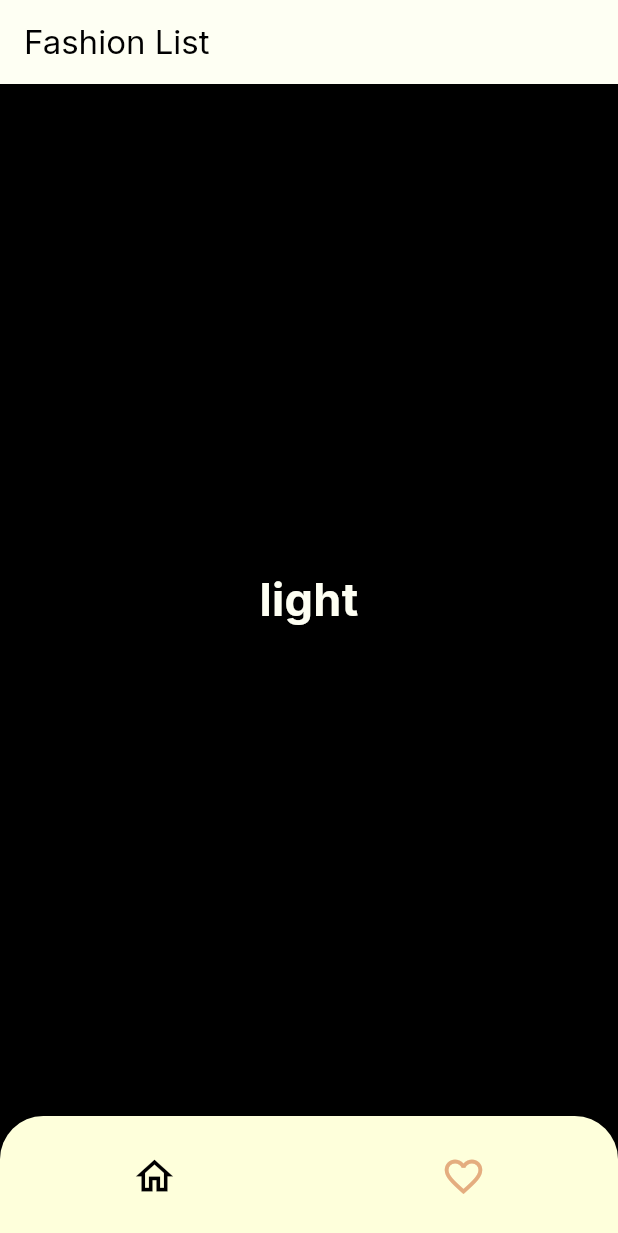
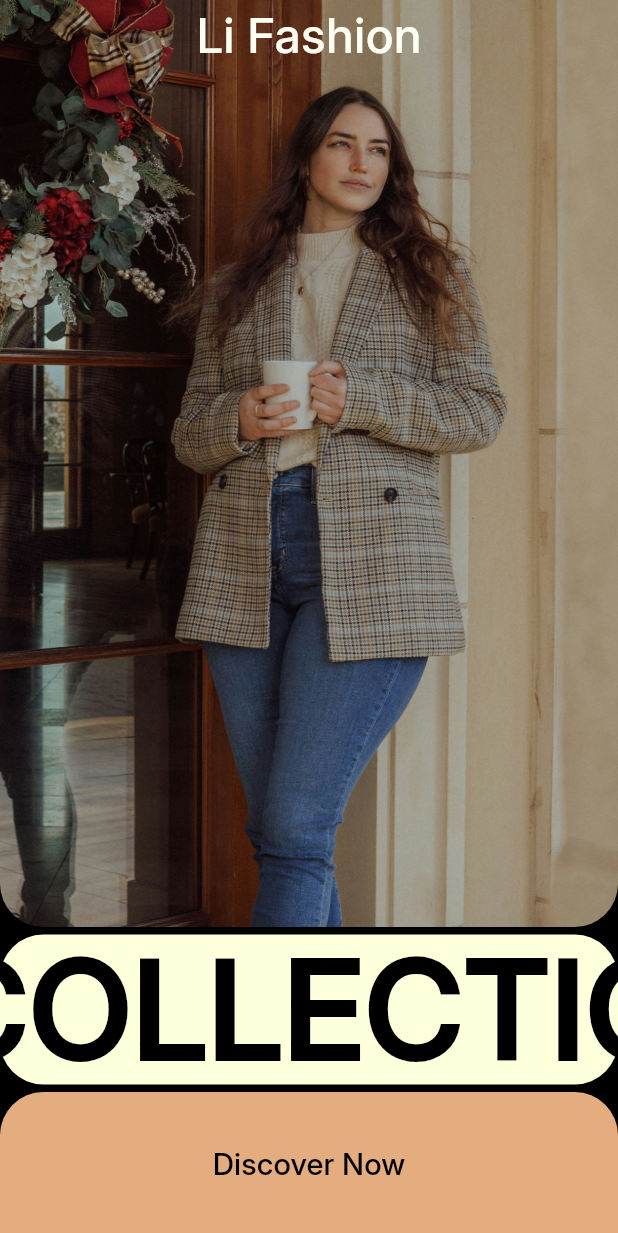
Before and after one commit to Garongan/li_fashion, a Flutter app: the screen it shows after launch, on a phone screen of 412 x 824 dp. Shown: the top 1233 px of the screen. Run offline on Flutter 3.47's test engine with Material 3 defaults, Android fonts, the phone set to English and light mode, and no system bars; our stand-ins replace device_preview.

Commit message:
feat: landing page

```diff
--- a/lib/core/theme.dart
+++ b/lib/core/theme.dart
@@ -1,7 +1,31 @@
 import 'package:flutter/material.dart';
 
-var lightColors = ColorScheme.fromSeed(
-  seedColor: const Color(0xFF2C3E50), // Navy Blue
-  brightness: Brightness.light,
-  surface: const Color(0xFFF5E4E4),
+const Color seedColor = Color(0xfffeffdb);
+
+var lightTheme = ThemeData(
+  useMaterial3: true,
+  colorScheme: ColorScheme.fromSeed(
+    seedColor: seedColor,
+    brightness: Brightness.light,
+    surface: const Color(0xfffefff3),
+    onSurface: const Color(0xff000000),
+    outline: const Color(0xfff9f8e8),
+    primary: seedColor,
+    secondary: const Color(0xffe4ad7f),
+  ),
+  fontFamily: 'Inter',
 );
+
+var darkTheme = ThemeData(
+  useMaterial3: true,
+  colorScheme: ColorScheme.fromSeed(
+    seedColor: seedColor,
+    brightness: Brightness.dark,
+    surface: const Color(0xff000000),
+    onSurface: const Color(0xfffefff3),
+    outline: const Color(0xfff9f8e8),
+    primary: seedColor,
+    secondary: const Color(0xffe4ad7f),
+  ),
+  fontFamily: 'Inter',
+);
--- a/lib/features/fashion/fasion_list.dart
+++ b/lib/features/fashion/fasion_list.dart
@@ -11,10 +11,10 @@ class FasionList extends StatelessWidget {
       appBar: AppBar(
         title: const Text('Fashion List'),
       ),
-      body: Container(
-        color: colorScheme.onSurface,
-        child: Center(
-          child: SafeArea(
+      body: SafeArea(
+        child: Container(
+          color: colorScheme.onSurface,
+          child: Center(
             child: Text(
               MediaQuery.platformBrightnessOf(context).name,
               textAlign: TextAlign.center,
--- /dev/null
+++ b/lib/features/landing/landing.dart
@@ -0,0 +1,117 @@
+import 'package:flutter/material.dart';
+import 'package:li_fashion/shared/navigation_menu.dart';
+
+class Landing extends StatelessWidget {
+  const Landing({super.key});
+
+  @override
+  Widget build(BuildContext context) {
+    final ColorScheme colorScheme = Theme.of(context).colorScheme;
+    final double width = MediaQuery.of(context).size.width;
+    final double bottomPadding = MediaQuery.of(context).padding.bottom;
+
+    return Scaffold(
+      backgroundColor: colorScheme.onSurface,
+      body: Container(
+        color: colorScheme.onSurface,
+        child: Column(
+          mainAxisSize: MainAxisSize.max,
+          children: <Widget>[
+            Expanded(
+              child: Stack(
+                children: <Widget>[
+                  Expanded(
+                    child: ClipRRect(
+                      borderRadius: BorderRadius.only(
+                        bottomLeft: Radius.circular(width * 0.07),
+                        bottomRight: Radius.circular(width * 0.07),
+                      ),
+                      child: Image.asset(
+                        'assets/images/landing.jpg',
+                        fit: BoxFit.cover,
+                        width: width,
+                        height: double.infinity,
+                      ),
+                    ),
+                  ),
+                  SafeArea(
+                    child: Align(
+                      alignment: Alignment.topCenter,
+                      child: Text(
+                        'Li Fashion',
+                        style: TextStyle(
+                          color: colorScheme.surface,
+                          fontSize: 32,
+                        ),
+                      ),
+                    ),
+                  ),
+                ],
+              ),
+            ),
+            const SizedBox(
+              height: 5,
+            ),
+            Container(
+              decoration: BoxDecoration(
+                borderRadius: BorderRadius.circular(width * 0.07),
+                color: colorScheme.primary,
+              ),
+              height: bottomPadding + 100,
+              width: width,
+              child: FittedBox(
+                fit: BoxFit.none,
+                child: Text(
+                  'COLLECTIO',
+                  style: TextStyle(
+                    fontSize: width * 0.22,
+                    fontWeight: FontWeight.bold,
+                  ),
+                  softWrap: false,
+                  overflow: TextOverflow.visible,
+                ),
+              ),
+            ),
+            const SizedBox(
+              height: 5,
+            ),
+            Container(
+              decoration: BoxDecoration(
+                borderRadius: BorderRadius.only(
+                  topLeft: Radius.circular(width * 0.07),
+                  topRight: Radius.circular(width * 0.07),
+                ),
+                color: colorScheme.secondary,
+              ),
+              padding: EdgeInsets.only(bottom: bottomPadding),
+              width: width,
+              child: TextButton(
+                onPressed: () {
+                  Navigator.push(
+                    context,
+                    MaterialPageRoute(
+                      builder: (context) => const NavigationMenu(),
+                    ),
+                  );
+                },
+                child: SizedBox(
+                  height: 80,
+                  child: Center(
+                    child: Text(
+                      'Discover Now',
+                      style: TextStyle(
+                        color: colorScheme.onSurface,
+                        fontSize: 20,
+                        fontWeight: FontWeight.w500,
+                      ),
+                    ),
+                  ),
+                ),
+              ),
+            )
+          ],
+        ),
+      ),
+    );
+  }
+}
--- a/lib/main.dart
+++ b/lib/main.dart
@@ -1,17 +1,17 @@
 import 'package:device_preview/device_preview.dart';
 import 'package:flutter/foundation.dart';
 import 'package:flutter/material.dart';
-import 'package:google_fonts/google_fonts.dart';
-import 'package:li_fashion/shared/navigation_menu.dart';
+import 'package:li_fashion/core/theme.dart';
+import 'package:li_fashion/features/landing/landing.dart';
 
 void main() {
-  // runApp(
-  //   DevicePreview(
-  //     enabled: !kReleaseMode,
-  //     builder: (context) => const MyApp(), // Wrap your app
-  //   ),
-  // );
-  runApp(const MyApp());
+  runApp(
+    DevicePreview(
+      enabled: !kReleaseMode,
+      builder: (context) => const MyApp(), // Wrap your app
+    ),
+  );
+  // runApp(const MyApp());
 }
 
 class MyApp extends StatelessWidget {
@@ -19,39 +19,13 @@ class MyApp extends StatelessWidget {
 
   @override
   Widget build(BuildContext context) {
-    const Color seedColor = Color(0xfffeffdb);
-
     return MaterialApp(
       title: "Li Fashion",
       debugShowCheckedModeBanner: false,
-      theme: ThemeData(
-        useMaterial3: true,
-        colorScheme: ColorScheme.fromSeed(
-          seedColor: seedColor,
-          brightness: Brightness.light,
-          surface: const Color(0xfffefff3),
-          onSurface: const Color(0xff000000),
-          outline: const Color(0xfff9f8e8),
-          primary: seedColor,
-          secondary: const Color(0xffe4ad7f),
-        ),
-        textTheme: GoogleFonts.interTextTheme(),
-      ),
-      darkTheme: ThemeData(
-        useMaterial3: true,
-        colorScheme: ColorScheme.fromSeed(
-          seedColor: seedColor,
-          brightness: Brightness.dark,
-          surface: const Color(0xff000000),
-          onSurface: const Color(0xfffefff3),
-          outline: const Color(0xfff9f8e8),
-          primary: seedColor,
-          secondary: const Color(0xffe4ad7f),
-        ),
-        textTheme: GoogleFonts.interTextTheme(),
-      ),
+      theme: lightTheme,
+      darkTheme: darkTheme,
       themeMode: ThemeMode.system,
-      home: const NavigationMenu(),
+      home: const Landing(),
     );
   }
 }
--- a/lib/shared/navigation_menu.dart
+++ b/lib/shared/navigation_menu.dart
@@ -15,6 +15,7 @@ class _NavigationMenuState extends State<NavigationMenu> {
   @override
   Widget build(BuildContext context) {
     final colorScheme = Theme.of(context).colorScheme;
+    final bool isDarkMode = MediaQuery.platformBrightnessOf(context).name == 'dark' ? true : false;
     final double width = MediaQuery.of(context).size.width;
 
     return Scaffold(
@@ -38,6 +39,7 @@ class _NavigationMenuState extends State<NavigationMenu> {
                 currentPageIndex = index;
               });
             },
+            height: 80,
             labelBehavior: NavigationDestinationLabelBehavior.alwaysHide,
             selectedIndex: currentPageIndex,
             backgroundColor: Colors.transparent,
@@ -47,12 +49,12 @@ class _NavigationMenuState extends State<NavigationMenu> {
                 selectedIcon: Icon(
                   Icons.home_outlined,
                   size: 30,
-                  color: colorScheme.onSurface,
+                  color: isDarkMode ? colorScheme.surface : colorScheme.onSurface,
                 ),
                 icon: Icon(
                   Icons.home_outlined,
                   size: 30,
-                  color: colorScheme.secondary,
+                  color: colorScheme.secondary.withAlpha(150),
                 ),
                 label: 'Home',
               ),
@@ -60,12 +62,12 @@ class _NavigationMenuState extends State<NavigationMenu> {
                 selectedIcon: Icon(
                   Icons.favorite_outline,
                   size: 30,
-                  color: colorScheme.onSurface,
+                  color: isDarkMode ? colorScheme.surface : colorScheme.onSurface,
                 ),
                 icon: Icon(
                   Icons.favorite_outline,
                   size: 30,
-                  color: colorScheme.secondary,
+                  color: colorScheme.secondary.withAlpha(150),
                 ),
                 label: 'Favourite',
               ),
```
Also changed, not shown: pubspec.yaml (+6 -7 lines), assets/fonts/Inter_24pt-Medium.ttf (added), assets/images/landing.jpg (added), pubspec.lock, 1 other file.
